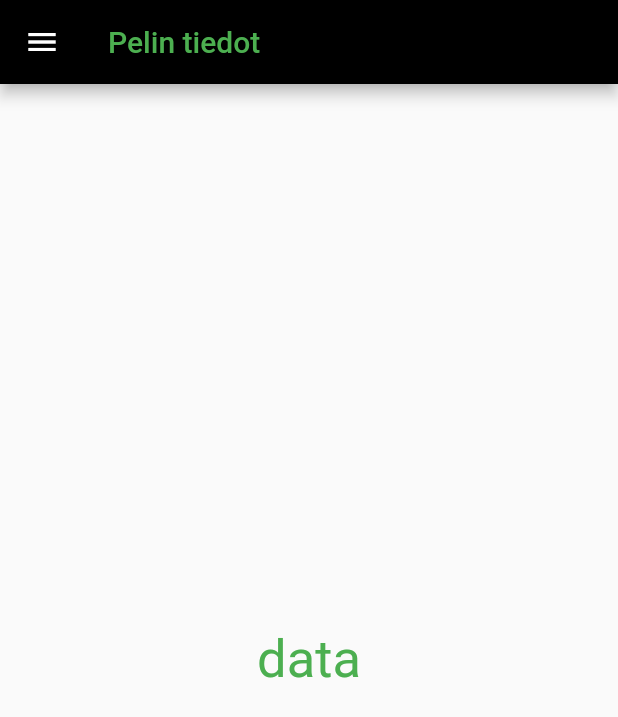
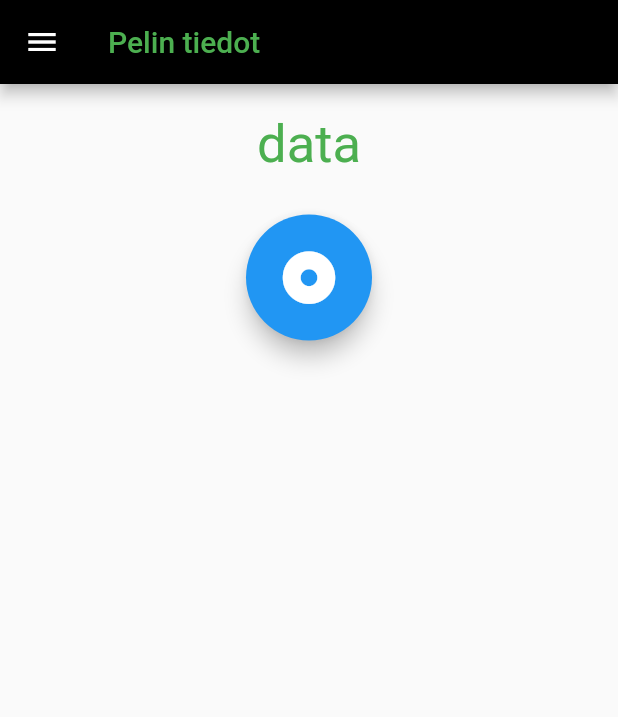
Before and after one commit to king784/GameGame, a Flutter app: the Home screen opened directly, on a phone screen of 412 x 824 dp. Shown: the top 717 px of the screen. Run offline on Flutter 3.47's test engine with Material 2 defaults, Android fonts, the phone set to English and light mode, and no system bars; our stand-ins replace cloud_firestore, font_awesome_flutter; missing offline and left inert: qr_mobile_vision; accounts and stored records are empty; Roboto replaces fonts that are missing (Arial).

Commit message:
radial menu made

```diff
--- a/game_game/lib/pages/home.dart
+++ b/game_game/lib/pages/home.dart
@@ -2,6 +2,7 @@ import 'package:flutter/material.dart';
 
 import '../mainMenu.dart';
 import './ohje.dart';
+import '../radialMenu.dart';
 
 class Home extends StatefulWidget {
   @override
@@ -83,9 +84,21 @@ class _HomeState extends State<Home> {
           ),
         ),
         body: Center(
+          child: Column(
+            children: <Widget>[
+              Padding(
+                padding: EdgeInsets.all(20),
                 child: Text(
                   'data',
                   style: TextStyle(fontSize: 35.0, color: Colors.green),
-        )));
+                ),
+              ),
+              Padding(
+                padding: EdgeInsets.all(20),
+                child: RadialMenu(),
+              )
+            ],
+          ),
+        ));
   }
 }
--- a/game_game/lib/radialMenu.dart
+++ b/game_game/lib/radialMenu.dart
@@ -2,7 +2,7 @@ import 'package:flutter/material.dart';
 import 'dart:math';
 import 'package:vector_math/vector_math.dart' show radians;
 
-//import 'package:font_awesome_flutter/font_awesome_flutter.dart';
+import 'package:font_awesome_flutter/font_awesome_flutter.dart';
 
 class RadialMenu extends StatefulWidget {
   createState() => _RadialMenuState();
@@ -16,13 +16,93 @@ class _RadialMenuState extends State<RadialMenu>
   Widget build(BuildContext context) {
     return RadialAnimation(controller: controller);
   }
+
+  @override
+  void initState() {
+    super.initState();
+    controller =
+        AnimationController(duration: Duration(milliseconds: 900), vsync: this);
+  }
 }
 
 class RadialAnimation extends StatelessWidget {
   final AnimationController controller;
-  RadialAnimation({Key key, this.controller}) : super(key: key);
+  final Animation<double> scale;
+  final Animation<double> translation;
+  final Animation<double> rotation;
+
+  RadialAnimation({Key key, this.controller})
+      : scale = Tween<double>(begin: 1.5, end: 0.0).animate(
+          CurvedAnimation(
+            parent: controller,
+            curve: Curves.fastOutSlowIn,
+          ),
+        ),
+        translation = Tween<double>(begin: 0.0, end: 100.0).animate(
+          CurvedAnimation(
+            parent: controller,
+            curve: Curves.elasticOut,
+          ),
+        ),
+        rotation = Tween<double>(
+          begin: 0.0,
+          end: 360.0,
+        ).animate(
+          CurvedAnimation(
+            parent: controller,
+            curve: Interval(
+              0.3,
+              0.9,
+              curve: Curves.decelerate,
+            ),
+          ),
+        ),
+        super(key: key);
 
   build(context) {
-    return null;
+    return AnimatedBuilder(
+        animation: controller,
+        builder: (context, builder) {
+          return Stack(alignment: Alignment.center, children: [
+            _buildButton(5, color: Colors.red, icon: FontAwesomeIcons.basketballBall),
+            _buildButton(45, color: Colors.green, icon: FontAwesomeIcons.gamepad),
+            _buildButton(85, color: Colors.orange, icon: FontAwesomeIcons.question),
+            Transform.scale(
+              scale: scale.value - 1.5,
+              child: FloatingActionButton(
+                  child: Icon(FontAwesomeIcons.timesCircle),
+                  onPressed: _close,
+                  backgroundColor: Colors.red),
+            ),
+            Transform.scale(
+                scale: scale.value,
+                child: FloatingActionButton(
+                  child: Icon(FontAwesomeIcons.solidDotCircle),
+                  onPressed: _open,
+                )),
+          ]);
+        });
+  }
+
+  _open() {
+    controller.forward();
+  }
+
+  _close() {
+    controller.reverse();
+  }
+
+  _buildButton(double angle, {Color color, IconData icon}) {
+    final double rad = radians(angle);
+    return Transform(
+      transform: Matrix4.identity()
+        ..translate(
+            (translation.value) * cos(rad), (translation.value) * sin(rad)),
+      child: FloatingActionButton(
+          child: Icon(icon),
+          backgroundColor: color,
+          onPressed: _close,
+          elevation: 0),
+    );
   }
 }
--- a/game_game/pubspec.yaml
+++ b/game_game/pubspec.yaml
@@ -19,6 +19,8 @@ environment:
 dependencies:
   flutter:
     sdk: flutter
+
+  font_awesome_flutter: ^8.4.0
 
   path_provider: ^0.5.0
 
```
Lines whose indentation alone changed are shown as unchanged.
